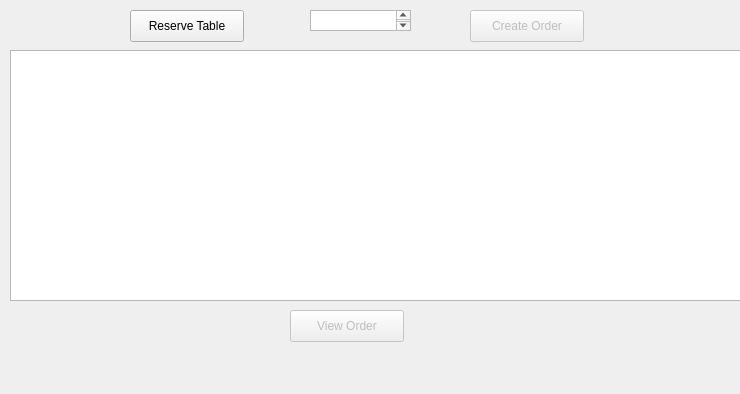
First picture: the form in RA-Automation/manageOrder.ui, repository ksshivaprasad/Restaurants-Automation, before the edit.
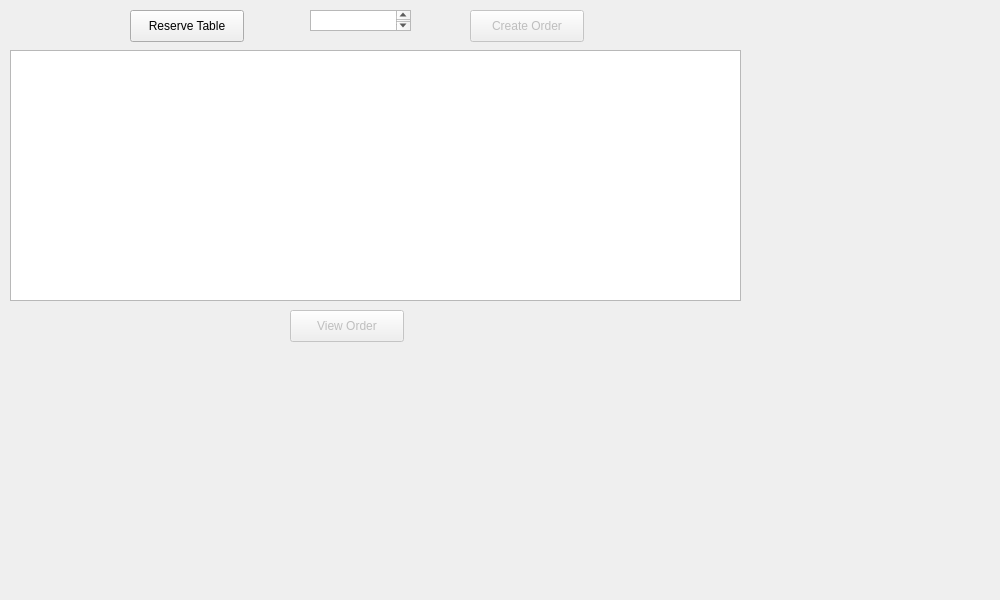
Second picture: the form after the edit.

The edit to the form file:
```diff
--- a/RA-Automation/manageOrder.ui
+++ b/RA-Automation/manageOrder.ui
@@ -6,8 +6,8 @@
    <rect>
     <x>0</x>
     <y>0</y>
-    <width>740</width>
-    <height>394</height>
+    <width>1000</width>
+    <height>600</height>
    </rect>
   </property>
   <property name="windowTitle">
```
Left out of the diff: 5 changed lines with no effect on the pictures.
